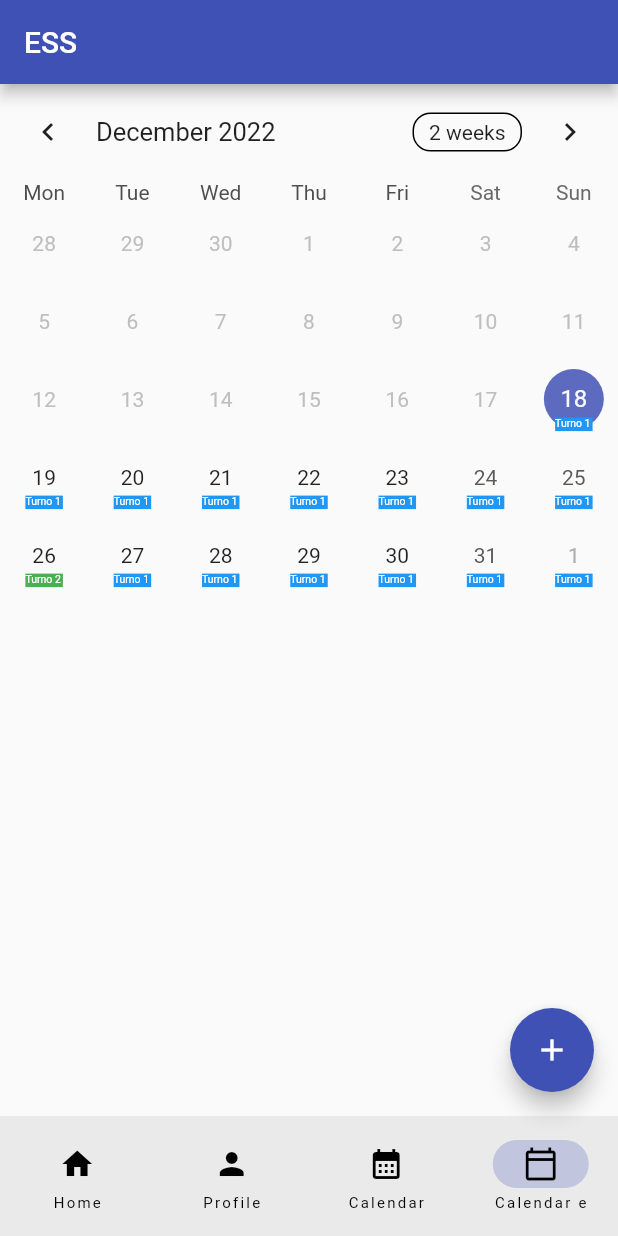
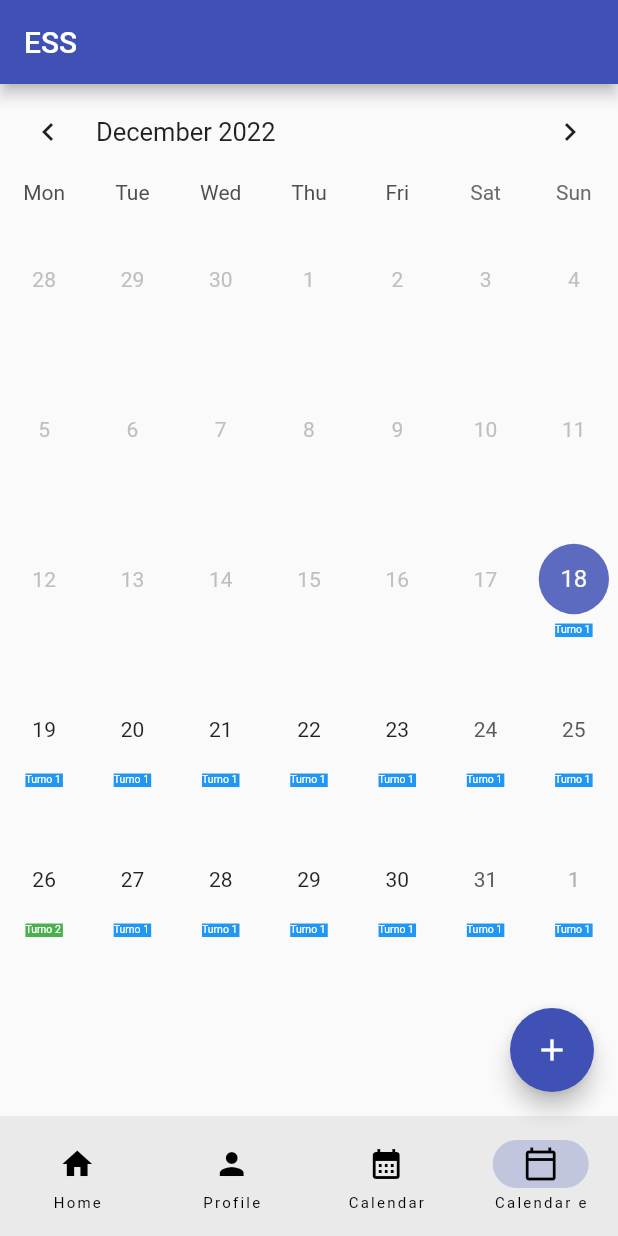
Before and after one commit to esoliss/learn_flutter, a Flutter app: the screen it shows after launch, on a phone screen of 412 x 824 dp. Run offline on Flutter 3.47's test engine with Material 2 defaults, Android fonts, the phone set to English and light mode, and no system bars; drawn by our look-alikes of table_calendar.

Commit message:
prueba en android

```diff
--- a/lib/table_multi_example.dart
+++ b/lib/table_multi_example.dart
@@ -90,9 +90,12 @@ class _TableEventsExampleState extends State<TableEventsExample> {
   @override
   Widget build(BuildContext context) {
     return Scaffold(
-      body: Column(
+      body: SingleChildScrollView(
+        child: Column(
+          mainAxisAlignment: MainAxisAlignment.spaceEvenly,
           children: [
             TableCalendar<Event>(
+              headerStyle: const HeaderStyle(formatButtonVisible: false),
               calendarBuilders:
                   CalendarBuilders(singleMarkerBuilder: ((context, day, event) {
                 return Container(
@@ -118,6 +121,7 @@ class _TableEventsExampleState extends State<TableEventsExample> {
               rangeEndDay: _rangeEnd,
               calendarFormat: _calendarFormat,
               rangeSelectionMode: _rangeSelectionMode,
+              rowHeight: 100,
               //eventLoader: _getEventsForDay,
               eventLoader: (day) {
                 pastDays = day.difference(DateTime(2022, 12, 26)).inDays;
@@ -149,7 +153,7 @@ class _TableEventsExampleState extends State<TableEventsExample> {
               onFormatChanged: (format) {
                 if (_calendarFormat != format) {
                   setState(() {
-                  _calendarFormat = format;
+                    //_calendarFormat = format;
                   });
                 }
               },
@@ -157,34 +161,8 @@ class _TableEventsExampleState extends State<TableEventsExample> {
                 _focusedDay = focusedDay;
               },
             ),
-          const SizedBox(height: 8.0),
-          Expanded(
-            child: ValueListenableBuilder<List<Event>>(
-              valueListenable: _selectedEvents,
-              builder: (context, value, _) {
-                return ListView.builder(
-                  itemCount: value.length,
-                  itemBuilder: (context, index) {
-                    return Container(
-                      margin: const EdgeInsets.symmetric(
-                        horizontal: 12.0,
-                        vertical: 4.0,
+          ],
         ),
-                      decoration: BoxDecoration(
-                        border: Border.all(),
-                        borderRadius: BorderRadius.circular(12.0),
-                      ),
-                      child: ListTile(
-                        onTap: () => print('${value[index]}'),
-                        title: Text('${value[index]}'),
-                      ),
-                    );
-                  },
-                );
-              },
-            ),
-          ),
-        ],
       ),
     );
   }
```
Lines whose indentation alone changed are shown as unchanged.
